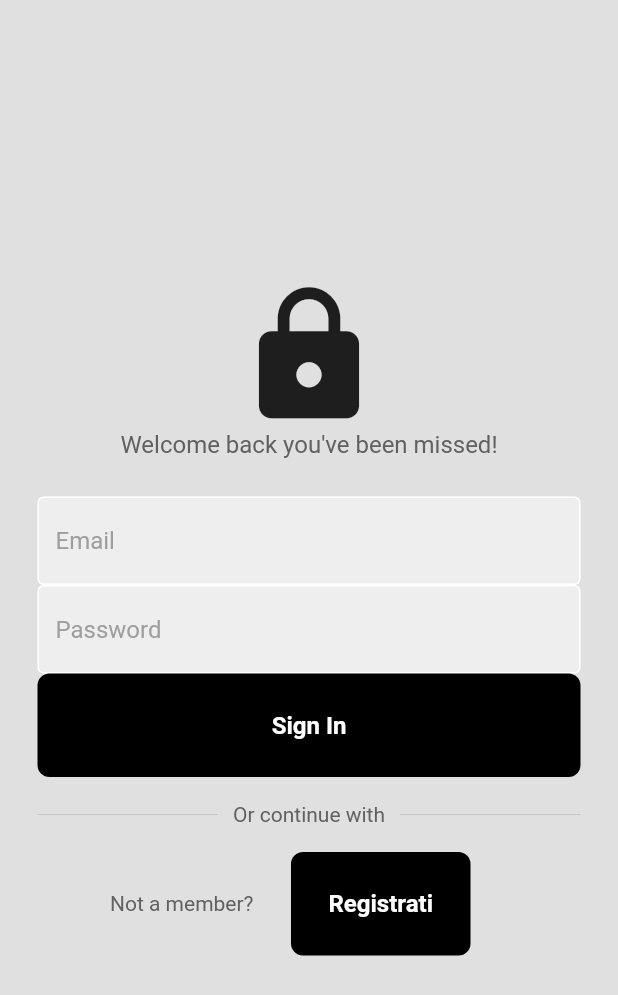
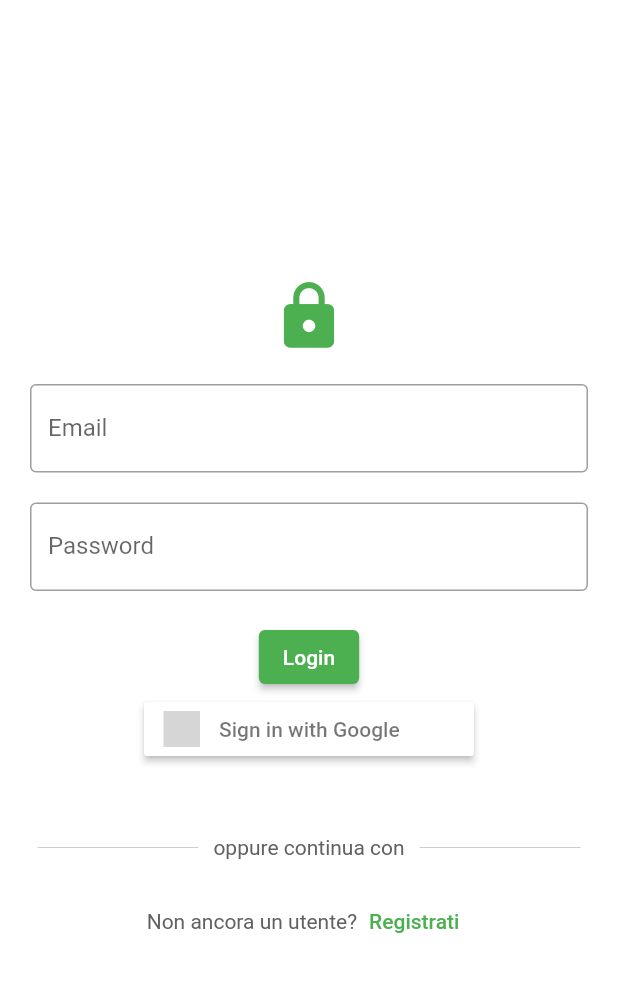
Before and after one commit to zfeder/marketshop_app, a Flutter app: the screen it shows after launch, on a phone screen of 412 x 824 dp. Shown: the top 995 px of the screen. Run offline on Flutter 3.47's test engine with Material 2 defaults, Android fonts, the phone set to English and light mode, and no system bars; our stand-ins replace firebase_auth, firebase_core, firebase_database, flutter_signin_button, geolocator, google_sign_in; missing offline and left inert: mobile_scanner; accounts and stored records are empty; grey boxes are pictures that could not be loaded.

Commit message:
aggiornamento interfaccia di login e registrazione

```diff
--- a/lib/components_login/button.dart
+++ b/lib/components_login/button.dart
@@ -13,7 +13,7 @@ class MyButton extends StatelessWidget {
         padding: const EdgeInsets.all(25),
         margin: const EdgeInsets.symmetric(horizontal: 25),
         decoration: BoxDecoration(
-          color: Colors.black,
+          color: Colors.green,
           borderRadius: BorderRadius.circular(8),
         ),
         child: const Center(
--- a/lib/login_page.dart
+++ b/lib/login_page.dart
@@ -1,9 +1,8 @@
 import 'package:firebase_auth/firebase_auth.dart';
 import 'package:flutter/material.dart';
 import 'package:marketshop_app/registration_page.dart';
-import 'components_login/button_register.dart';
-import 'components_login/button.dart';
-import 'components_login/button_textfield.dart';
+import 'package:google_sign_in/google_sign_in.dart';
+import 'package:flutter_signin_button/flutter_signin_button.dart';
 
 class LoginPage extends StatefulWidget {
   const LoginPage({super.key});
@@ -16,6 +15,54 @@ class _LoginPageState extends State<LoginPage> {
   // text editing controllers
   final emailController = TextEditingController();
   final passwordController = TextEditingController();
+
+
+  void signUserInWithGoogle() async {
+    // show loading circle
+    showDialog(
+      context: context,
+      builder: (context) {
+        return const Center(
+          child: CircularProgressIndicator(),
+        );
+      },
+    );
+
+    // try sign in with Google
+    try {
+      final GoogleSignInAccount? googleUser = await GoogleSignIn().signIn();
+      final GoogleSignInAuthentication googleAuth = await googleUser!.authentication;
+
+      final AuthCredential credential = GoogleAuthProvider.credential(
+        accessToken: googleAuth.accessToken,
+        idToken: googleAuth.idToken,
+      );
+
+      await FirebaseAuth.instance.signInWithCredential(credential);
+
+      // pop the loading circle
+      Navigator.pop(context);
+    } catch (e) {
+      // pop the loading circle
+      Navigator.pop(context);
+      // show error to user
+      showDialog(
+        context: context,
+        builder: (context) {
+          return const AlertDialog(
+            backgroundColor: Colors.deepPurple,
+            title: Center(
+              child: Text(
+                'Failed to sign in with Google',
+                style: TextStyle(color: Colors.white),
+              ),
+            ),
+          );
+        },
+      );
+    }
+  }
+
 
   // sign user in method
   void signUserIn() async {
@@ -105,7 +152,7 @@ class _LoginPageState extends State<LoginPage> {
   @override
   Widget build(BuildContext context) {
     return Scaffold(
-      backgroundColor: Colors.grey[300],
+      backgroundColor: Colors.white,
       body: SafeArea(
         child: Center(
           child: Column(
@@ -115,38 +162,85 @@ class _LoginPageState extends State<LoginPage> {
               // logo
               const Icon(
                 Icons.lock,
-                size: 100,
+                size: 50,
+                color: Colors.green,
               ),
 
-              // welcome back, you've been missed!
-              Text(
-                'Welcome back you\'ve been missed!',
-                style: TextStyle(
-                  color: Colors.grey[700],
-                  fontSize: 16,
+              const SizedBox(height: 10),
+
+              // email textfield
+              Padding(
+                padding: const EdgeInsets.symmetric(vertical: 10.0, horizontal: 20.0),
+                child: TextField(
+                  controller: emailController,
+                  decoration: const InputDecoration(
+                    labelText: 'Email',
+                    border: OutlineInputBorder(
+                      borderSide: BorderSide(
+                        color: Colors.grey,
+                      ),
+                    ),
+                    enabledBorder: OutlineInputBorder(
+                      borderSide: BorderSide(
+                        color: Colors.grey,
+                      ),
+                    ),
+                    focusedBorder: OutlineInputBorder(
+                      borderSide: BorderSide(
+                        width: 2,
+                        color: Colors.green,
+                      ),
+                    ),
+                  ),
                 ),
               ),
 
-              const SizedBox(height: 25),
-
-              // email textfield
-              MyTextField(
-                controller: emailController,
-                hintText: 'Email',
-                obscureText: false,
+// password textfield
+              Padding(
+                padding: const EdgeInsets.symmetric(vertical: 10.0, horizontal: 20.0),
+                child: TextField(
+                  obscureText: true,
+                  controller: passwordController,
+                  decoration: const InputDecoration(
+                    labelText: 'Password',
+                    border: OutlineInputBorder(
+                      borderSide: BorderSide(
+                        color: Colors.grey,
+                      ),
+                    ),
+                    enabledBorder: OutlineInputBorder(
+                      borderSide: BorderSide(
+                        color: Colors.grey,
+                      ),
+                    ),
+                    focusedBorder: OutlineInputBorder(
+                      borderSide: BorderSide(
+                        width: 2,
+                        color: Colors.green,
+                      ),
+                    ),
+                  ),
+                ),
               ),
 
-              // password textfield
-              MyTextField(
-                controller: passwordController,
-                hintText: 'Password',
-                obscureText: true,
+              const SizedBox(height: 10),
+              // sign in button
+              ElevatedButton(
+                onPressed: () {
+                  signUserIn();
+                },
+                style: ButtonStyle(
+                  backgroundColor: MaterialStateProperty.all<Color>(Colors.green),
+                ),
+                child: const Text('Login'),
               ),
-
-              // sign in button
-              MyButton(
-                onTap: signUserIn,
+              SignInButton(
+                Buttons.Google,
+                onPressed: () {
+                  signUserInWithGoogle();
+                },
               ),
+              const SizedBox(height: 30),
 
               // or continue with
               Padding(
@@ -163,7 +257,7 @@ class _LoginPageState extends State<LoginPage> {
                     Padding(
                       padding: const EdgeInsets.symmetric(horizontal: 10.0),
                       child: Text(
-                        'Or continue with',
+                        'oppure continua con',
                         style: TextStyle(color: Colors.grey[700]),
                       ),
                     ),
@@ -176,22 +270,22 @@ class _LoginPageState extends State<LoginPage> {
                   ],
                 ),
               ),
-
-
-              // google + apple sign in buttons
-              const Row(
-                mainAxisAlignment: MainAxisAlignment.center,
-              ),
               // not a member? register now
               Row(
                 mainAxisAlignment: MainAxisAlignment.center,
                 children: [
                   Text(
-                    'Not a member?',
+                    'Non ancora un utente?',
                     style: TextStyle(color: Colors.grey[700]),
                   ),
-                  MyButtonReg(
-                    onTap: regPage,
+                  TextButton(
+                    onPressed: regPage,
+                    child: const Text(
+                      'Registrati',
+                      style: TextStyle(
+                        color: Colors.green,
+                    ),
+                  ),
                   ),
                 ],
               )
--- a/pubspec.yaml
+++ b/pubspec.yaml
@@ -51,6 +51,8 @@ dependencies:
   geolocator: ^9.0.2
   permission_handler: ^10.3.0
   path: ^1.8.3
+  google_sign_in: ^6.1.4
+  flutter_signin_button: ^2.0.0
 
 dev_dependencies:
   flutter_test:
```
Also changed, not shown: lib/registration_page.dart (+91 -43 lines), pubspec.lock, 1 other file.
